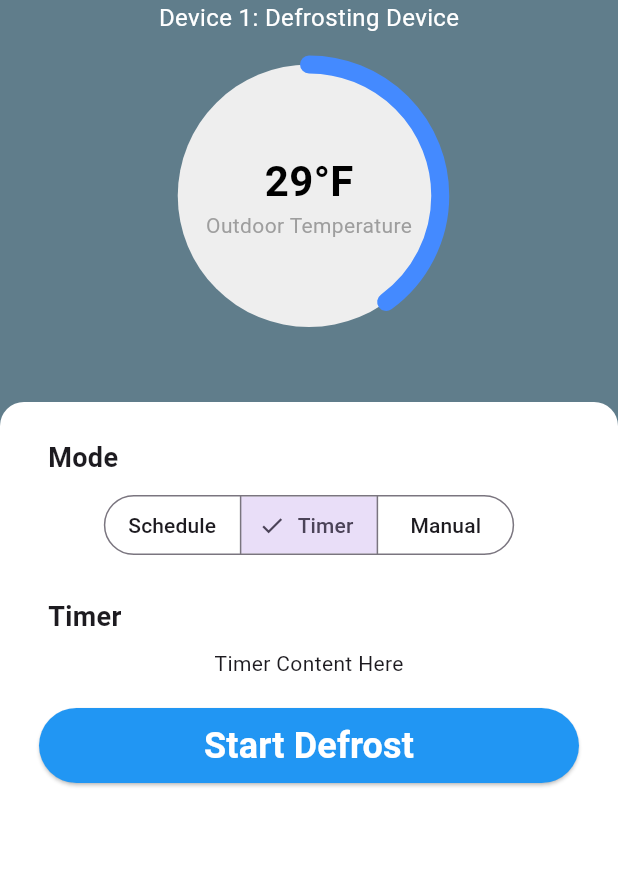
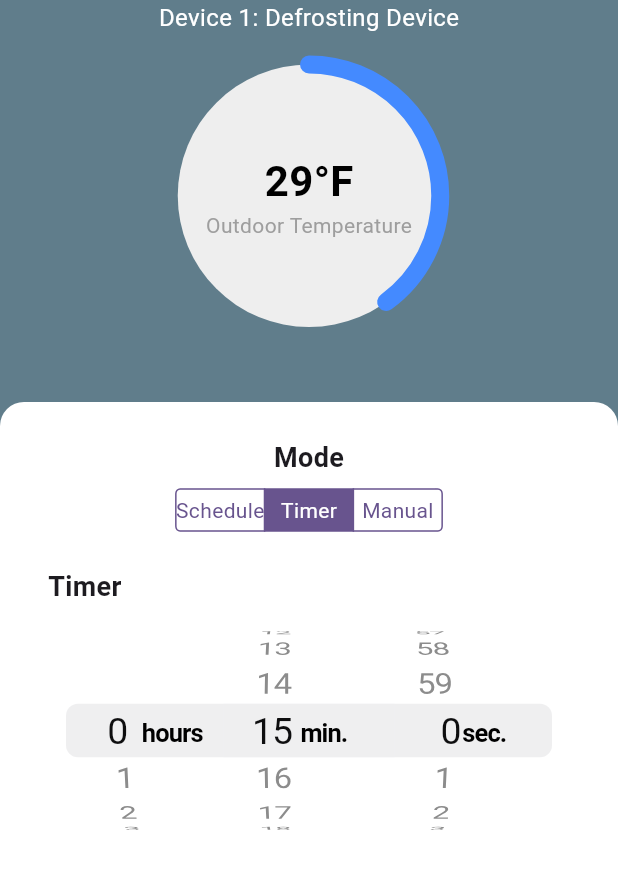
Before and after one commit to kydoaod/prototype-frostblock, a Flutter app: the DefrostDevicePage screen opened directly, after a tap on "Timer", on a phone screen of 412 x 824 dp, the part 126-1015 px from its top. Run offline on Flutter 3.47's test engine with Material 3 defaults, Android fonts, the phone set to English and light mode, and no system bars; our stand-ins replace awesome_notifications, flutter_blue_plus.

Commit message:
Implement Timer cupertino + bluetooth service

```diff
--- a/frostblok/lib/widgets/mode_tabs_widget.dart
+++ b/frostblok/lib/widgets/mode_tabs_widget.dart
@@ -1,42 +1,55 @@
+import 'package:flutter/cupertino.dart';
 import 'package:flutter/material.dart';
 
 class ModeTabs extends StatefulWidget {
   const ModeTabs({super.key});
 
   @override
-  _ModeTabsState createState() => _ModeTabsState();
+  State<ModeTabs> createState() => _ModeTabsState();
 }
 
 class _ModeTabsState extends State<ModeTabs> {
-  int _selectedIndex = 0;
-  DateTime? _selectedFromDate;
-  TimeOfDay? _selectedFromTime;
-  DateTime? _selectedToDate;
-  TimeOfDay? _selectedToTime;
+  int _selectedIndex = 0; // Default selected tab (Schedule)
 
-  void _onSegmentSelected(int index) {
-    setState(() {
-      _selectedIndex = index;
-    });
-  }
+  // Schedule Date-Time variables
+  DateTime _selectedFromDate = DateTime.now();
+  TimeOfDay _selectedFromTime = const TimeOfDay(hour: 8, minute: 0);
+  DateTime _selectedToDate = DateTime.now();
+  TimeOfDay _selectedToTime = const TimeOfDay(hour: 17, minute: 0);
 
-  Future<void> _selectDateTime(BuildContext context, bool isFrom) async {
+  void _showDateTimePicker(
+      BuildContext context, DateTime initialDate, TimeOfDay initialTime, Function(DateTime, TimeOfDay) onDateTimeChanged) async {
     final DateTime? pickedDate = await showDatePicker(
       context: context,
-      initialDate: DateTime.now(),
+      initialDate: initialDate,
       firstDate: DateTime(2000),
-      lastDate: DateTime(2101),
+      lastDate: DateTime(2100),
     );
 
     if (pickedDate != null) {
       final TimeOfDay? pickedTime = await showTimePicker(
         context: context,
-        initialTime: TimeOfDay.now(),
+        initialTime: initialTime,
       );
 
       if (pickedTime != null) {
+        onDateTimeChanged(pickedDate, pickedTime);
+      }
+    }
+  }
+
+  Widget _buildDateTimePicker(
+      BuildContext context, String label, DateTime date, TimeOfDay time) {
+    return Expanded(
+      child: InkWell(
+        onTap: () {
+          _showDateTimePicker(
+            context,
+            date,
+            time,
+            (pickedDate, pickedTime) {
               setState(() {
-          if (isFrom) {
+                if (label == "From") {
                   _selectedFromDate = pickedDate;
                   _selectedFromTime = pickedTime;
                 } else {
@@ -44,75 +57,36 @@ class _ModeTabsState extends State<ModeTabs> {
                   _selectedToTime = pickedTime;
                 }
               });
-      }
-    }
-  }
-
-  @override
-  Widget build(BuildContext context) {
-    return Column(
-      children: [
-        // "Mode" Label aligned with the Segmented Button
-        const Padding(
-          padding: EdgeInsets.symmetric(horizontal: 16.0, vertical: 8.0),
-          child: Row(
+            },
+          );
+        },
+        child: Column(
+          mainAxisSize: MainAxisSize.min,
           children: [
             Text(
-                "Mode",
-                style: TextStyle(fontSize: 18, fontWeight: FontWeight.bold),
+              label,
+              style: const TextStyle(
+                fontSize: 16,
+                fontWeight: FontWeight.bold,
+              ),
+            ),
+            const SizedBox(height: 8),
+            Text(
+              "${date.year}-${date.month.toString().padLeft(2, '0')}-${date.day.toString().padLeft(2, '0')} ${time.format(context)}",
+              textAlign: TextAlign.center,
             ),
           ],
         ),
       ),
-        // Segmented Button (replaces TabBar)
-        SegmentedButton<int>(
-          selected: {_selectedIndex},
-          onSelectionChanged: (Set<int> newSelection) {
-            _onSegmentSelected(newSelection.first);
-          },
-          segments: const [
-            ButtonSegment<int>(
-              value: 0,
-              label: Text('Schedule'),
-            ),
-            ButtonSegment<int>(
-              value: 1,
-              label: Text('Timer'),
-            ),
-            ButtonSegment<int>(
-              value: 2,
-              label: Text('Manual'),
-            ),
-          ],
-        ),
-        const SizedBox(height: 16),
-        // Content based on selected segment
-        _buildSegmentContent(),
-        const SizedBox(height: 20),
-        Padding(
-          padding: const EdgeInsets.symmetric(horizontal: 10),
-          child: ElevatedButton(
-            onPressed: () { // Add your defrost start logic here
-            },
-            style: ElevatedButton.styleFrom(
-              backgroundColor: Colors.blue, // Background color
-              foregroundColor: Colors.white,
-              minimumSize: const Size(double.infinity, 50), // Full-width button
-            ),
-            child: const Text("Start Defrost", style: TextStyle(fontSize: 24, fontWeight: FontWeight.bold)),
-          ),
-        ),
-      ],
     );
   }
 
   Widget _buildSegmentContent() {
     switch (_selectedIndex) {
-      case 0:
+      case 0: // Schedule Mode
         return Column(
           crossAxisAlignment: CrossAxisAlignment.start,
           children: [
-            // Schedule label
             const Padding(
               padding: EdgeInsets.symmetric(horizontal: 16.0, vertical: 8.0),
               child: Text(
@@ -125,38 +99,50 @@ class _ModeTabsState extends State<ModeTabs> {
               padding: const EdgeInsets.only(left: 15),
               child: Row(
                 children: [
-                  _buildDateTimePicker(context, "From", _selectedFromDate, _selectedFromTime),
+                  _buildDateTimePicker(
+                      context, "From", _selectedFromDate, _selectedFromTime),
                   Container(
                     width: 1,
-                    height: 60, // Adjust height as needed
+                    height: 60,
                     color: Colors.grey,
                   ),
-                  _buildDateTimePicker(context, "To", _selectedToDate, _selectedToTime),
+                  _buildDateTimePicker(
+                      context, "To", _selectedToDate, _selectedToTime),
                 ],
               ),
-            )
+            ),
           ],
         );
-      case 1:
-        return const Column(
+      case 1: // Timer Mode
+        return Column(
           crossAxisAlignment: CrossAxisAlignment.start,
           children: [
-            // Timer label
-            Padding(
+            const Padding(
               padding: EdgeInsets.symmetric(horizontal: 16.0, vertical: 8.0),
               child: Text(
                 "Timer",
                 style: TextStyle(fontSize: 18, fontWeight: FontWeight.bold),
               ),
             ),
-            Center(child: Text("Timer Content Here")),
+            Center(
+              child: SizedBox(
+                height: 150,
+                child: CupertinoTimerPicker(
+                  mode: CupertinoTimerPickerMode.hms, // Hours, Minutes, Seconds
+                  initialTimerDuration: const Duration(minutes: 15),
+                  onTimerDurationChanged: (Duration newDuration) {
+                    // Handle timer duration selection
+                    print("Selected duration: $newDuration");
+                  },
+                ),
+              ),
+            ),
           ],
         );
-      case 2:
+      case 2: // Manual Mode
         return const Column(
           crossAxisAlignment: CrossAxisAlignment.start,
           children: [
-            // Manual label
             Padding(
               padding: EdgeInsets.symmetric(horizontal: 16.0, vertical: 8.0),
               child: Text(
@@ -172,59 +158,35 @@ class _ModeTabsState extends State<ModeTabs> {
     }
   }
 
-  Widget _buildDateTimePicker(BuildContext context, String label, DateTime? selectedDate, TimeOfDay? selectedTime) {
+  @override
+  Widget build(BuildContext context) {
     return Column(
       children: [
-        Container(
-          padding: const EdgeInsets.symmetric(vertical: 4, horizontal: 8),
-          decoration: BoxDecoration(
-            color: Colors.grey.shade200,
-            borderRadius: BorderRadius.only(
-              topLeft: label == "From" ? const Radius.circular(12) : Radius.zero,
-              topRight: label == "From" ? Radius.zero : const Radius.circular(12),
-              bottomLeft: label == "From" ? const Radius.circular(12) : Radius.zero,
-              bottomRight: label == "From" ? Radius.zero : const Radius.circular(12),
+        // "Mode" Label
+        const Padding(
+          padding: EdgeInsets.symmetric(horizontal: 16.0, vertical: 8.0),
+          child: Text(
+            "Mode",
+            style: TextStyle(fontSize: 18, fontWeight: FontWeight.bold),
           ),
         ),
-          child: Column(
-            crossAxisAlignment: CrossAxisAlignment.start,
-            children: [
-              Container(
-                margin: const EdgeInsets.only(left: 14, top: 5),
-                child: Text(
-                            label,
-                            style: const TextStyle(color: Colors.grey),
+        // Segmented Button
+        CupertinoSegmentedControl<int>(
+          children: const {
+            0: Text("Schedule"),
+            1: Text("Timer"),
+            2: Text("Manual"),
+          },
+          onValueChanged: (int value) {
+            setState(() {
+              _selectedIndex = value;
+            });
+          },
+          groupValue: _selectedIndex,
         ),
-              ),
-              const SizedBox(height: 4),
-              GestureDetector(
-                onTap: () => _selectDateTime(context, label == "From"),
-                child: Container(
-                  padding: const EdgeInsets.symmetric(vertical: 8, horizontal: 16),
-                  decoration: BoxDecoration(
-                    color: Colors.grey.shade200,
-                    borderRadius: BorderRadius.only(
-                      topLeft: const Radius.circular(8),
-                      topRight: const Radius.circular(8),
-                      bottomLeft: label == "From" ? Radius.zero : const Radius.circular(8),
-                      bottomRight: label == "From" ? Radius.zero : const Radius.circular(8),
-                    ),
-                  ),
-                  child: Text(
-                    selectedDate != null && selectedTime != null
-                        ? "${selectedDate.year}/${selectedDate.month}/${selectedDate.day} ${selectedTime.format(context)}"
-                        : "Select Date & Time",
-                    style: const TextStyle(fontSize: 16, fontWeight: FontWeight.bold),
-                  ),
-                ),
-              ),
-            ],
-          ),
-        ),
-        if (label == "From")
-          Container(
-            height: 1,
-            color: Colors.grey.shade400,
+        const SizedBox(height: 16),
+        Expanded(
+          child: _buildSegmentContent(),
         ),
       ],
     );
--- a/frostblok/pubspec.yaml
+++ b/frostblok/pubspec.yaml
@@ -37,6 +37,7 @@ dependencies:
   cupertino_icons: ^1.0.8
   carousel_slider: ^5.0.0
   awesome_notifications: ^0.10.0
+  flutter_blue_plus: ^1.34.5
 
 dev_dependencies:
   flutter_test:
```
Also changed, not shown: frostblok/lib/services/bluetooth_service.dart (added, +104 -0 lines), frostblok/pubspec.lock, 4 other files. Lines whose indentation alone changed are shown as unchanged.
